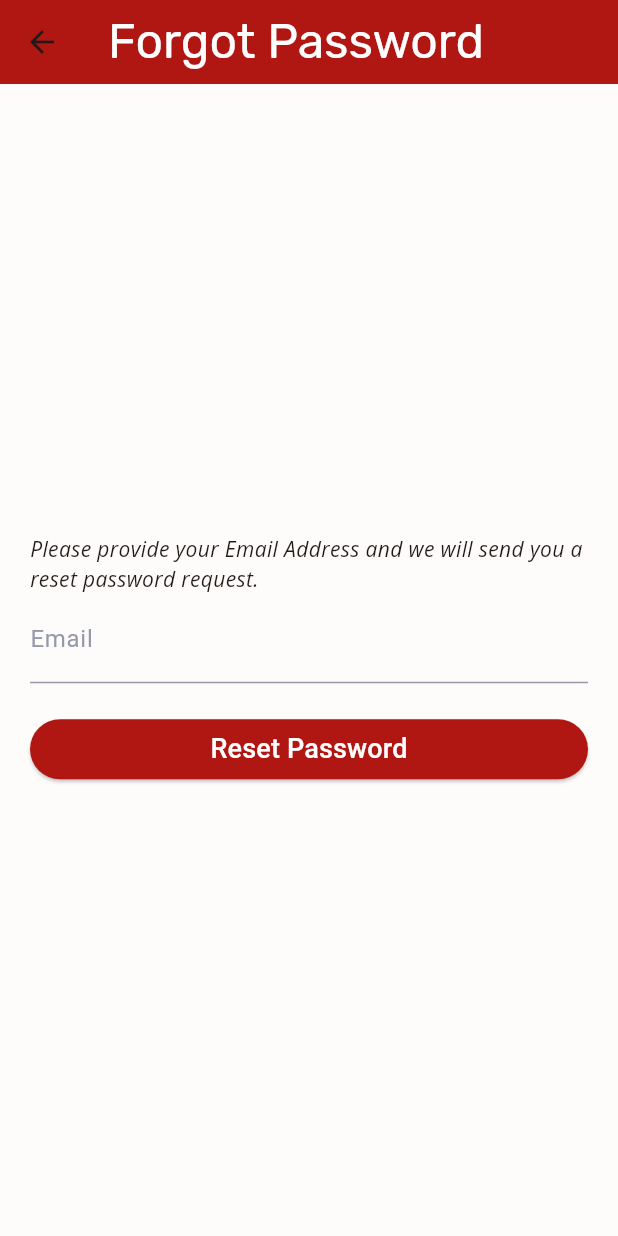
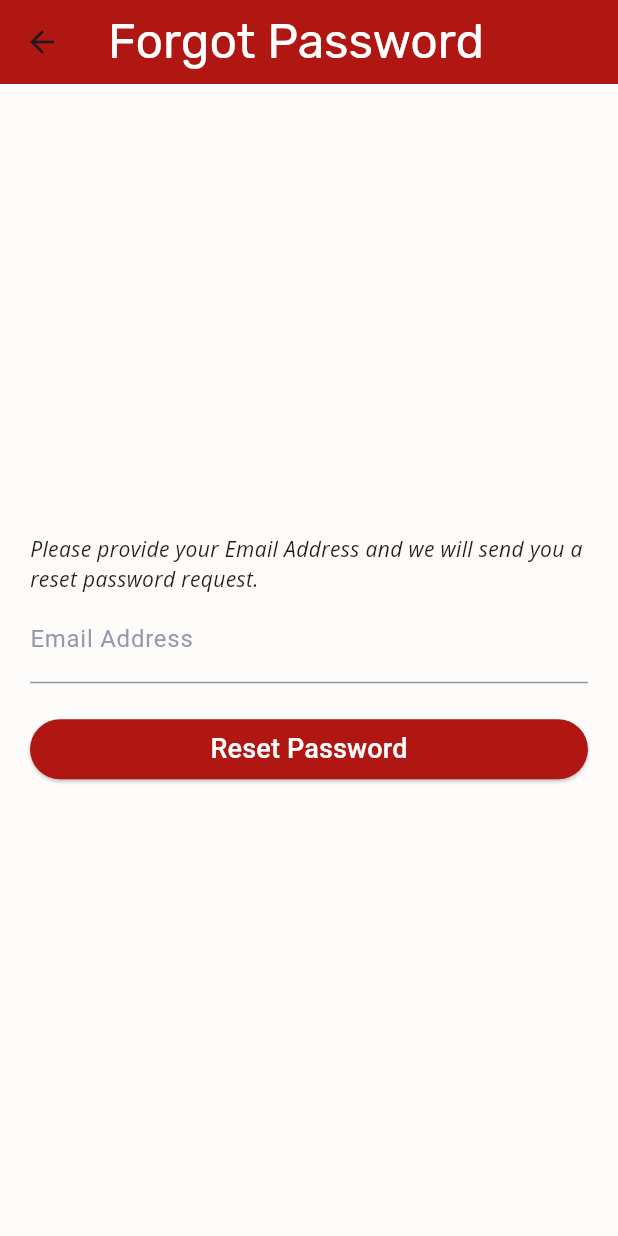
Before and after one commit to LunarEclipz/WagTrack, a Flutter app: the ForgotPasswordPage screen opened directly, on a phone screen of 412 x 824 dp. Run offline on Flutter 3.47's test engine with Material 3 defaults, Android fonts, the phone set to English and light mode, and no system bars; our stand-ins replace cloud_firestore, firebase_auth, firebase_core, firebase_storage, flutter_datetime_picker_plus, google_fonts and 3 more; missing offline and left inert: flutter_facebook_auth; accounts and stored records are empty.

Commit message:
feat: update forgot_password to use main app input components

```diff
--- a/lib/screens/authorisation/forgot_password.dart
+++ b/lib/screens/authorisation/forgot_password.dart
@@ -29,15 +29,18 @@ class ForgotPasswordPage extends StatelessWidget {
           mainAxisAlignment: MainAxisAlignment.center,
           children: [
             Text(
-                'Please provide your Email Address and we will send you a reset password request. ',
-                style: textStyles.bodyMedium
-                    ?.copyWith(fontStyle: FontStyle.italic)),
-            TextField(
+              'Please provide your Email Address and we will send you a reset password request. ',
+              style:
+                  textStyles.bodyMedium?.copyWith(fontStyle: FontStyle.italic),
+            ),
+            AppTextFormFieldLarge(
               controller: _emailController,
-              keyboardType: TextInputType.emailAddress,
-              decoration: const InputDecoration(
-                labelText: 'Email',
-              ),
+              labelText: 'Email Address',
+              validator: (value) => !context
+                      .read<AuthenticationService>()
+                      .isEmailValidEmail(value!)
+                  ? 'Invalid email'
+                  : null,
             ),
             const SizedBoxh20(),
             ElevatedButton(
@@ -45,8 +48,6 @@ class ForgotPasswordPage extends StatelessWidget {
                 String? result = await context
                     .read<AuthenticationService>()
                     .resetPassword(_emailController.text);
-
-                // debugPrint('DEBUG: password reset: $result');
 
                 if (result == "Success") {
                   // return to login
@@ -58,22 +59,17 @@ class ForgotPasswordPage extends StatelessWidget {
                     contentString: 'Please check your email.',
                     continueString: "Ok",
                   );
+                } else if (result == 'network-request-failed') {
+                  showAppErrorAlertDialog(
+                    context: context,
+                    titleString: 'Network Error',
+                    contentString: 'Please check your internet connection.',
+                  );
                 } else {
-                  showDialog(
+                  showAppErrorAlertDialog(
                     context: context,
-                    builder: (BuildContext context) {
-                      return AlertDialog(
-                        title:
-                            const Text('Reset password email cannot be sent'),
-                        content: const Text('Invalid email or email not found'),
-                        actions: <Widget>[
-                          TextButton(
-                            onPressed: () => Navigator.pop(context),
-                            child: const Text('Try again'),
-                          ),
-                        ],
-                      );
-                    },
+                    titleString: 'Reset password email cannot be sent',
+                    contentString: 'Invalid email or email not found',
                   );
                 }
               },
```
